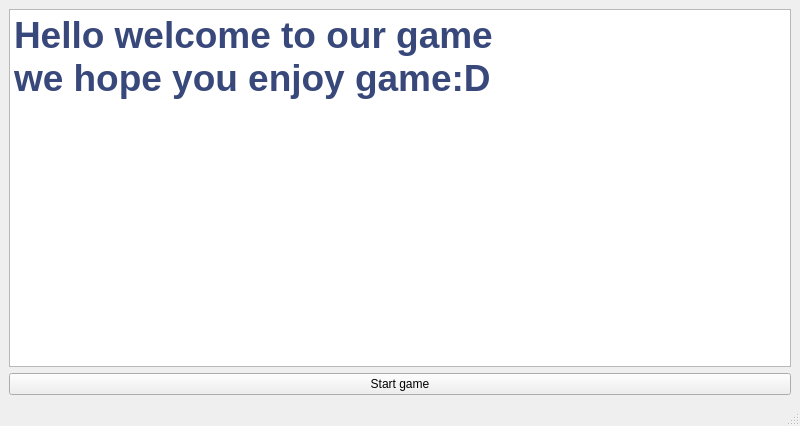
This is Riverraid/mainwindow.ui in Amiineh/River-Raid-Game as Qt 5 draws it before an edit. The edited form follows.
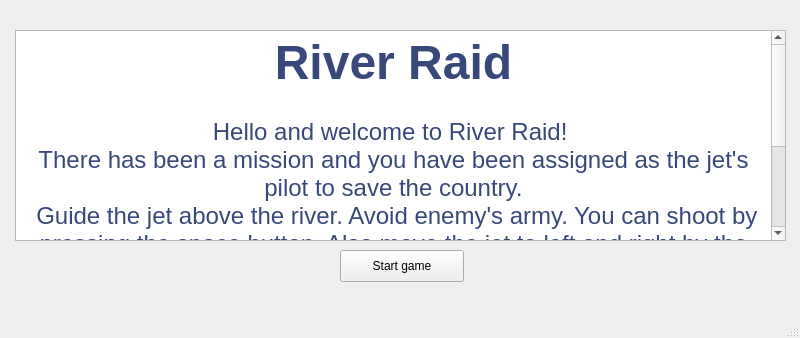
This is the edited form.

```diff
--- a/Riverraid/mainwindow.ui
+++ b/Riverraid/mainwindow.ui
@@ -7,46 +7,136 @@
     <x>0</x>
     <y>0</y>
     <width>800</width>
-    <height>426</height>
+    <height>338</height>
    </rect>
   </property>
+  <property name="sizePolicy">
+   <sizepolicy hsizetype="Preferred" vsizetype="Minimum">
+    <horstretch>0</horstretch>
+    <verstretch>0</verstretch>
+   </sizepolicy>
+  </property>
   <property name="minimumSize">
    <size>
     <width>800</width>
     <height>338</height>
    </size>
   </property>
+  <property name="maximumSize">
+   <size>
+    <width>10000</width>
+    <height>16777215</height>
+   </size>
+  </property>
   <property name="windowTitle">
    <string>MainWindow</string>
   </property>
   <widget class="QWidget" name="centralwidget">
-   <layout class="QVBoxLayout" name="verticalLayout">
-    <item>
      <widget class="QTextBrowser" name="textBrowser">
+    <property name="geometry">
+     <rect>
+      <x>15</x>
+      <y>30</y>
+      <width>771</width>
+      <height>211</height>
+     </rect>
+    </property>
+    <property name="sizePolicy">
+     <sizepolicy hsizetype="Minimum" vsizetype="Minimum">
+      <horstretch>0</horstretch>
+      <verstretch>0</verstretch>
+     </sizepolicy>
+    </property>
+    <property name="maximumSize">
+     <size>
+      <width>16777215</width>
+      <height>1677772</height>
+     </size>
+    </property>
+    <property name="sizeIncrement">
+     <size>
+      <width>0</width>
+      <height>3</height>
+     </size>
+    </property>
       <property name="html">
        <string>&lt;!DOCTYPE HTML PUBLIC &quot;-//W3C//DTD HTML 4.0//EN&quot; &quot;http://www.w3.org/TR/REC-html40/strict.dtd&quot;&gt;
 &lt;html&gt;&lt;head&gt;&lt;meta name=&quot;qrichtext&quot; content=&quot;1&quot; /&gt;&lt;style type=&quot;text/css&quot;&gt;
 p, li { white-space: pre-wrap; }
-&lt;/style&gt;&lt;/head&gt;&lt;body style=&quot; font-family:'Ubuntu'; font-size:11pt; font-weight:400; font-style:normal;&quot;&gt;
-&lt;p style=&quot; margin-top:0px; margin-bottom:0px; margin-left:0px; margin-right:0px; -qt-block-indent:0; text-indent:0px;&quot;&gt;&lt;span style=&quot; font-size:28pt; font-weight:600; color:#38487a;&quot;&gt;Hello welcome to our game&lt;/span&gt;&lt;/p&gt;
-&lt;p style=&quot; margin-top:0px; margin-bottom:0px; margin-left:0px; margin-right:0px; -qt-block-indent:0; text-indent:0px;&quot;&gt;&lt;span style=&quot; font-size:28pt; font-weight:600; color:#38487a;&quot;&gt;we hope you enjoy game:D&lt;/span&gt;&lt;/p&gt;&lt;/body&gt;&lt;/html&gt;</string>
-      </property>
-     </widget>
+&lt;/style&gt;&lt;/head&gt;&lt;body style=&quot; font-family:'.SF NS Text'; font-size:13pt; font-weight:400; font-style:normal;&quot;&gt;
+&lt;p align=&quot;center&quot; style=&quot; margin-top:0px; margin-bottom:0px; margin-left:0px; margin-right:0px; -qt-block-indent:0; text-indent:0px;&quot;&gt;&lt;span style=&quot; font-family:'Ubuntu'; font-size:36pt; font-weight:600; color:#38487a;&quot;&gt;River Raid&lt;/span&gt;&lt;/p&gt;
+&lt;p align=&quot;center&quot; style=&quot;-qt-paragraph-type:empty; margin-top:0px; margin-bottom:0px; margin-left:0px; margin-right:0px; -qt-block-indent:0; text-indent:0px; font-family:'Ubuntu'; font-size:18pt; font-weight:600; color:#38487a;&quot;&gt;&lt;/p&gt;
+&lt;p align=&quot;center&quot; style=&quot; margin-top:0px; margin-bottom:0px; margin-left:0px; margin-right:0px; -qt-block-indent:0; text-indent:0px;&quot;&gt;&lt;span style=&quot; font-family:'Ubuntu'; font-size:18pt; color:#38487a;&quot;&gt;Hello and welcome to River Raid! &lt;/span&gt;&lt;/p&gt;
+&lt;p align=&quot;center&quot; style=&quot; margin-top:0px; margin-bottom:0px; margin-left:0px; margin-right:0px; -qt-block-indent:0; text-indent:0px;&quot;&gt;&lt;span style=&quot; font-family:'Ubuntu'; font-size:18pt; color:#38487a;&quot;&gt;There has been a mission and you have been assigned as the jet's pilot to save the country.&lt;/span&gt;&lt;/p&gt;
+&lt;p align=&quot;center&quot; style=&quot; margin-top:0px; margin-bottom:0px; margin-left:0px; margin-right:0px; -qt-block-indent:0; text-indent:0px;&quot;&gt;&lt;span style=&quot; font-family:'Ubuntu'; font-size:18pt; color:#38487a;&quot;&gt; Guide the jet above the river. Avoid enemy's army. You can shoot by pressing the space button. Also move the jet to left and right by the arrow keys.&lt;/span&gt;&lt;/p&gt;
+&lt;p align=&quot;center&quot; style=&quot; margin-top:0px; margin-bottom:0px; margin-left:0px; margin-right:0px; -qt-block-indent:0; text-indent:0px;&quot;&gt;&lt;span style=&quot; font-family:'Ubuntu'; font-size:18pt; color:#38487a;&quot;&gt;You will lose if you hit the enemy army, the sides of river, and if your health becomes zero. &lt;/span&gt;&lt;/p&gt;
+&lt;p align=&quot;center&quot; style=&quot; margin-top:0px; margin-bottom:0px; margin-left:0px; margin-right:0px; -qt-block-indent:0; text-indent:0px;&quot;&gt;&lt;span style=&quot; font-family:'Ubuntu'; font-size:18pt; color:#38487a;&quot;&gt;Fill up you health amount by getting the fuel pots on the river.&lt;/span&gt;&lt;/p&gt;
+&lt;p align=&quot;center&quot; style=&quot; margin-top:0px; margin-bottom:0px; margin-left:0px; margin-right:0px; -qt-block-indent:0; text-indent:0px;&quot;&gt;&lt;span style=&quot; font-family:'Ubuntu'; font-size:18pt; color:#38487a;&quot;&gt;Have fun playing!&lt;/span&gt;&lt;/p&gt;&lt;/body&gt;&lt;/html&gt;</string>
+    </property>
+   </widget>
+   <widget class="QWidget" name="">
+    <property name="geometry">
+     <rect>
+      <x>300</x>
+      <y>250</y>
+      <width>204</width>
+      <height>32</height>
+     </rect>
+    </property>
+    <layout class="QHBoxLayout" name="horizontalLayout">
+     <item>
+      <spacer name="horizontalSpacer">
+       <property name="orientation">
+        <enum>Qt::Horizontal</enum>
+       </property>
+       <property name="sizeHint" stdset="0">
+        <size>
+         <width>40</width>
+         <height>20</height>
+        </size>
+       </property>
+      </spacer>
     </item>
     <item>
      <widget class="QPushButton" name="startgame">
+       <property name="sizePolicy">
+        <sizepolicy hsizetype="Minimum" vsizetype="Minimum">
+         <horstretch>18</horstretch>
+         <verstretch>0</verstretch>
+        </sizepolicy>
+       </property>
       <property name="minimumSize">
        <size>
-        <width>88</width>
+         <width>20</width>
         <height>0</height>
        </size>
       </property>
+       <property name="maximumSize">
+        <size>
+         <width>150</width>
+         <height>50</height>
+        </size>
+       </property>
       <property name="text">
        <string>Start game</string>
       </property>
      </widget>
     </item>
-   </layout>
+     <item>
+      <spacer name="horizontalSpacer_2">
+       <property name="orientation">
+        <enum>Qt::Horizontal</enum>
+       </property>
+       <property name="sizeHint" stdset="0">
+        <size>
+         <width>40</width>
+         <height>20</height>
+        </size>
+       </property>
+      </spacer>
+     </item>
+    </layout>
+   </widget>
   </widget>
   <widget class="QMenuBar" name="menubar">
    <property name="geometry">
```
Lines whose indentation alone changed are shown as unchanged.
